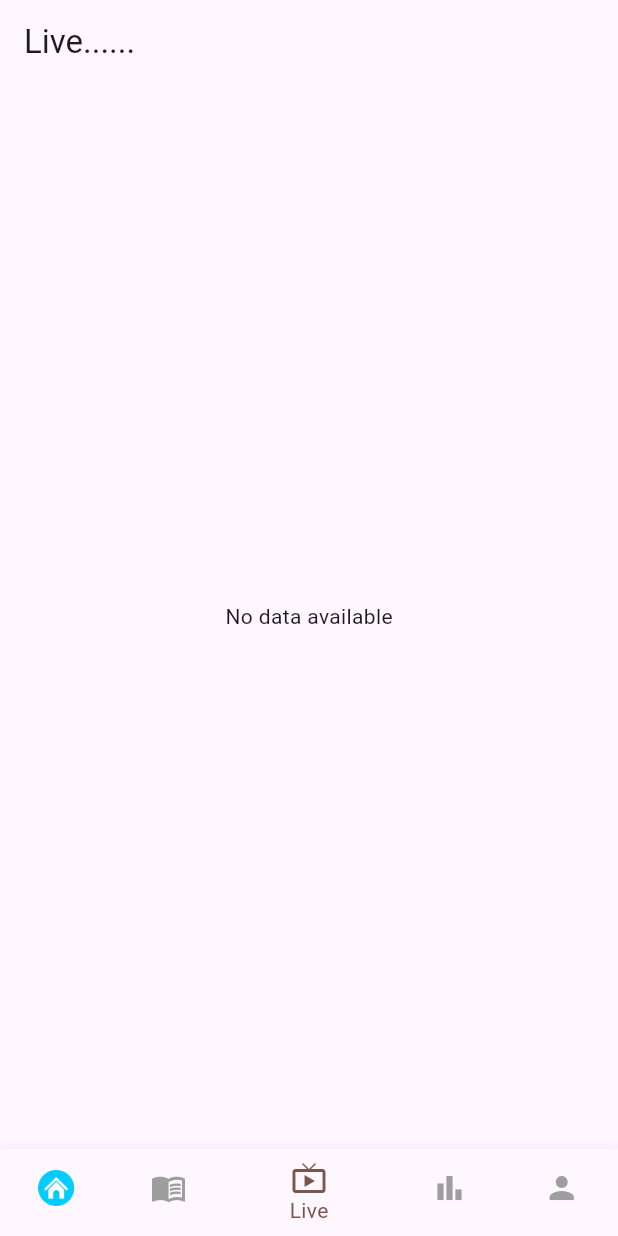
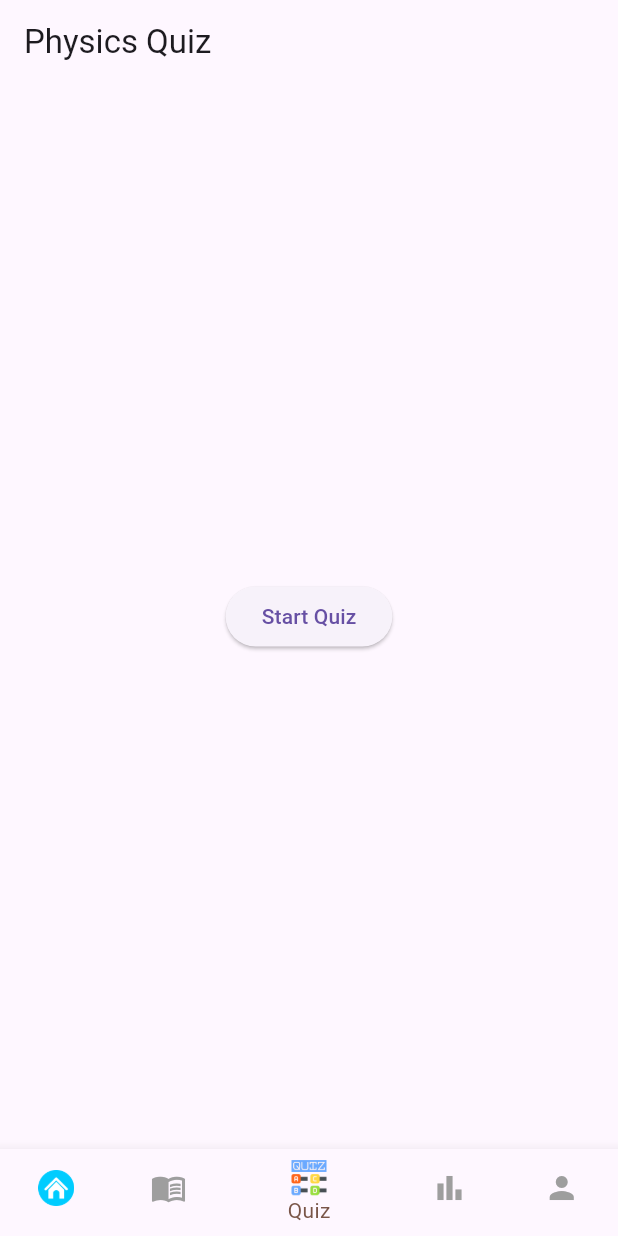
Before and after one commit to Ashikur-Arman/E-Learnig-App, a Flutter app: the screen it shows after launch, item 3 of the bottom bar chosen, on a phone screen of 412 x 824 dp. Run offline on Flutter 3.47's test engine with Material 3 defaults, Android fonts, the phone set to English and light mode, and no system bars; our stand-ins replace get, youtube_player_flutter; missing offline and left inert: pdfx.

Commit message:
2nd Commit

```diff
--- a/lib/BottomNavigationBar.dart
+++ b/lib/BottomNavigationBar.dart
@@ -2,7 +2,7 @@ import 'package:flutter/cupertino.dart';
 import 'package:flutter/material.dart';
 import 'Books.dart';
 import 'HomePage.dart';
-import 'LivePage.dart';
+import 'QuizPage.dart';
 import 'ProfilePage.dart';
 import 'ProgressPage.dart';
 
@@ -13,7 +13,7 @@ class BottomNavBarAssigment extends StatefulWidget {
 }
 
 class _BottomNavBarAssigmentState extends State<BottomNavBarAssigment> {
-  List<Widget> pages = [Homepage(), BookPdf(),Livepage(),ProgressPage(),ProfilePage()];
+  List<Widget> pages = [Homepage(), BookPdf(),QuizPage(),ProgressPage(),ProfilePage()];
   int _selectedPage = 0;
   @override
   Widget build(BuildContext context) {
@@ -35,8 +35,12 @@ class _BottomNavBarAssigmentState extends State<BottomNavBarAssigment> {
             label: 'Books',
           ),
           BottomNavigationBarItem(
-            icon: Icon(Icons.live_tv),
-            label: 'Live',
+            icon: SizedBox(
+              width: 24.0,  // Set the desired width
+              height: 24.0, // Set the desired height
+              child: Image.asset('assets/images/quiz.png'),
+            ),
+            label: 'Quiz',
           ),
           BottomNavigationBarItem(
             icon: Icon(Icons.bar_chart),
--- a/lib/LivePage.dart
+++ /dev/null
@@ -1,23 +0,0 @@
-import 'package:flutter/cupertino.dart';
-import 'package:flutter/material.dart';
-
-class Livepage extends StatefulWidget {
-  const Livepage({super.key});
-
-  @override
-  State<Livepage> createState() => _LivepageState();
-}
-
-class _LivepageState extends State<Livepage> {
-  @override
-  Widget build(BuildContext context) {
-    return Scaffold(
-      appBar: AppBar(
-        title: Text("Live......"),
-      ),
-      body: Center(
-        child: Text("No data available"),
-      ),
-    );
-  }
-}
--- /dev/null
+++ b/lib/QuizPage.dart
@@ -0,0 +1,191 @@
+import 'dart:async';
+import 'package:flutter/material.dart';
+
+class QuizPage extends StatefulWidget {
+  const QuizPage({super.key});
+
+  @override
+  State<QuizPage> createState() => _QuizPageState();
+}
+
+class _QuizPageState extends State<QuizPage> {
+  bool _quizStarted = false;
+  int _currentQuestionIndex = 0;
+  int _score = 0;
+  int _selectedOption = -1;
+  int _secondsRemaining = 300; // 5 minutes = 300 seconds
+  Timer? _timer;
+
+  final List<Map<String, dynamic>> _questions = [
+    {
+      "question": "What is the SI unit of force?",
+      "options": ["Joule", "Pascal", "Newton", "Watt"],
+      "answerIndex": 2,
+    },
+    {
+      "question": "Who discovered gravity?",
+      "options": ["Einstein", "Newton", "Galileo", "Bohr"],
+      "answerIndex": 1,
+    },
+    {
+      "question": "Speed of light is?",
+      "options": ["300 km/s", "3x10^8 m/s", "150 km/h", "3x10^5 km/s"],
+      "answerIndex": 1,
+    },
+    {
+      "question": "Which is not a vector quantity?",
+      "options": ["Velocity", "Acceleration", "Speed", "Force"],
+      "answerIndex": 2,
+    },
+    {
+      "question": "Which law is F = ma?",
+      "options": ["1st law", "2nd law", "3rd law", "None"],
+      "answerIndex": 1,
+    },
+    {
+      "question": "Energy stored in a spring is called?",
+      "options": ["Kinetic", "Potential", "Elastic potential", "Mechanical"],
+      "answerIndex": 2,
+    },
+    {
+      "question": "Power is defined as?",
+      "options": ["Work/time", "Force/distance", "Mass x Acceleration", "None"],
+      "answerIndex": 0,
+    },
+    {
+      "question": "Sound cannot travel through?",
+      "options": ["Water", "Air", "Steel", "Vacuum"],
+      "answerIndex": 3,
+    },
+    {
+      "question": "Which has more inertia?",
+      "options": ["Car", "Bike", "Truck", "Cycle"],
+      "answerIndex": 2,
+    },
+    {
+      "question": "Unit of pressure is?",
+      "options": ["N/m", "N", "Pa", "J"],
+      "answerIndex": 2,
+    },
+  ];
+
+  void _startQuiz() {
+    setState(() {
+      _quizStarted = true;
+      _currentQuestionIndex = 0;
+      _score = 0;
+      _secondsRemaining = 300;
+      _startTimer();
+    });
+  }
+
+  void _startTimer() {
+    _timer = Timer.periodic(Duration(seconds: 1), (timer) {
+      if (_secondsRemaining == 0) {
+        _finishQuiz();
+      } else {
+        setState(() {
+          _secondsRemaining--;
+        });
+      }
+    });
+  }
+
+  void _submitAnswer() {
+    if (_selectedOption == _questions[_currentQuestionIndex]['answerIndex']) {
+      _score++;
+    }
+
+    setState(() {
+      _selectedOption = -1;
+      if (_currentQuestionIndex < _questions.length - 1) {
+        _currentQuestionIndex++;
+      } else {
+        _finishQuiz();
+      }
+    });
+  }
+
+  void _finishQuiz() {
+    _timer?.cancel();
+    showDialog(
+      context: context,
+      barrierDismissible: false,
+      builder: (_) => AlertDialog(
+        title: Text("Quiz Finished"),
+        content: Text("Your Score is $_score out of ${_questions.length}"),
+        actions: [
+          TextButton(
+            onPressed: () {
+              Navigator.of(context).pop();
+              setState(() {
+                _quizStarted = false;
+              });
+            },
+            child: Text("OK"),
+          )
+        ],
+      ),
+    );
+  }
+
+  String _formatTime(int seconds) {
+    int min = seconds ~/ 60;
+    int sec = seconds % 60;
+    return "${min.toString().padLeft(2, '0')}:${sec.toString().padLeft(2, '0')}";
+  }
+
+  @override
+  Widget build(BuildContext context) {
+    return Scaffold(
+      appBar: AppBar(title: Text("Physics Quiz")),
+      body: Padding(
+        padding: const EdgeInsets.all(16.0),
+        child: _quizStarted ? _buildQuizContent() : _buildStartButton(),
+      ),
+    );
+  }
+
+  Widget _buildStartButton() {
+    return Center(
+      child: ElevatedButton(
+        onPressed: _startQuiz,
+        child: Text("Start Quiz"),
+      ),
+    );
+  }
+
+  Widget _buildQuizContent() {
+    var question = _questions[_currentQuestionIndex];
+
+    return Column(
+      crossAxisAlignment: CrossAxisAlignment.start,
+      children: [
+        Text("Time Remaining: ${_formatTime(_secondsRemaining)}", style: TextStyle(fontSize: 18, color: Colors.red)),
+        SizedBox(height: 20),
+        Text("Question ${_currentQuestionIndex + 1}/${_questions.length}",
+            style: TextStyle(fontSize: 18, fontWeight: FontWeight.bold)),
+        SizedBox(height: 10),
+        Text(question['question'], style: TextStyle(fontSize: 16)),
+        SizedBox(height: 20),
+        ...List.generate(question['options'].length, (index) {
+          return RadioListTile(
+            title: Text(question['options'][index]),
+            value: index,
+            groupValue: _selectedOption,
+            onChanged: (val) {
+              setState(() {
+                _selectedOption = val as int;
+              });
+            },
+          );
+        }),
+        SizedBox(height: 20),
+        ElevatedButton(
+          onPressed: _selectedOption == -1 ? null : _submitAnswer,
+          child: Text("Submit"),
+        )
+      ],
+    );
+  }
+}
```
Also changed, not shown: lib/ProfilePage.dart (+6 -6 lines), assets/images/quiz.png (added).
